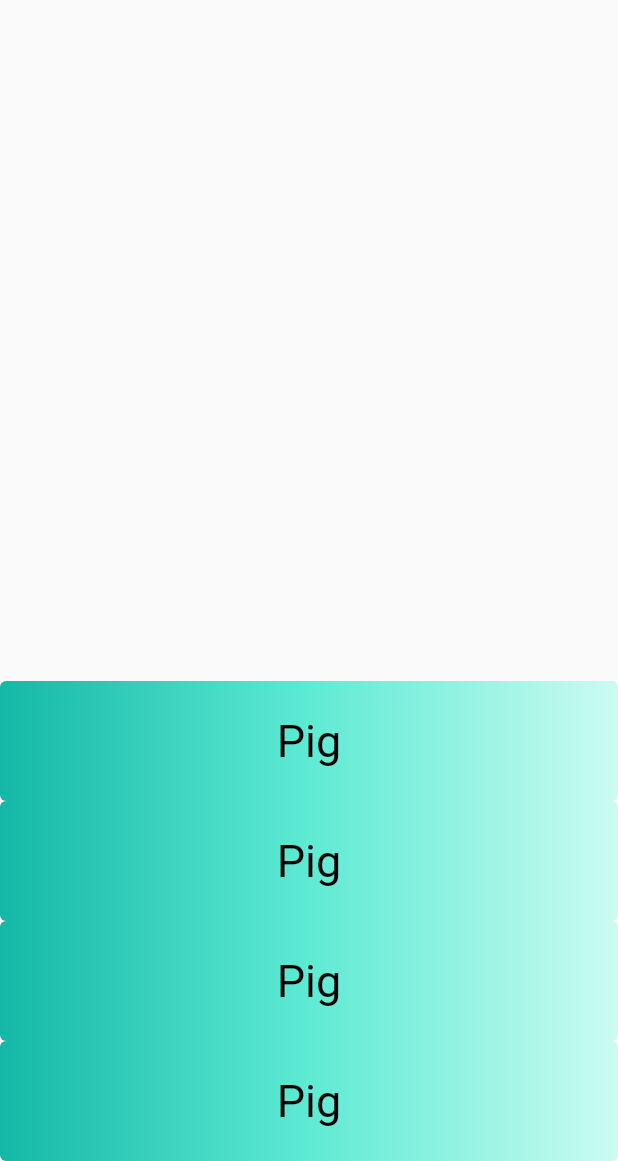
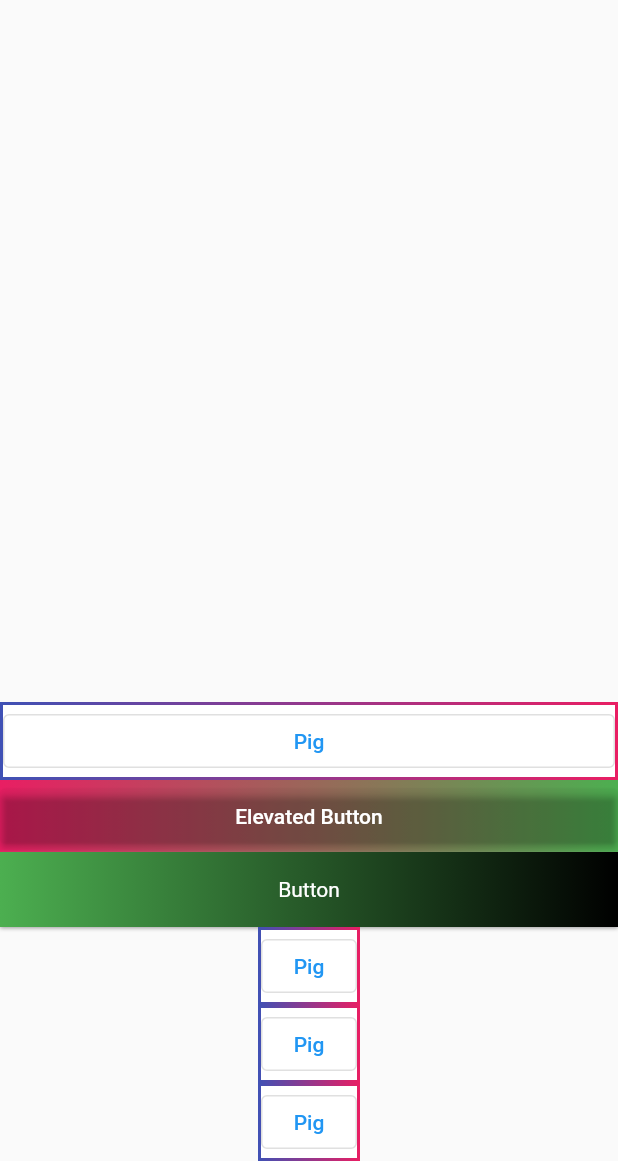
Before and after one commit to BlueKarim/_project_button, a Flutter app: the screen it shows after launch, after a tap on "Gradient", on a phone screen of 412 x 824 dp, the part 75-1236 px from its top. Run offline on Flutter 3.47's test engine with Material 2 defaults, Android fonts, the phone set to English and light mode, and no system bars.

Commit message:
buttonGradient

```diff
--- /dev/null
+++ b/lib/ButtonBuild.dart
@@ -0,0 +1,75 @@
+import 'package:flutter/material.dart';
+
+class RaisedGradientButton extends StatelessWidget {
+  final Widget child;
+  final Gradient gradient;
+  final double width;
+  final double height;
+  final Function onPressed;
+
+  const RaisedGradientButton({
+    Key? key,
+    required this.child,
+    required this.gradient,
+    this.width = double.infinity,
+    this.height = 50.0,
+    required this.onPressed,
+   }) : super(key: key);
+
+  @override
+  Widget build(BuildContext context) {
+    return new Container(
+      width: width,
+      height: 50.0,
+      decoration: BoxDecoration(gradient: gradient, boxShadow: [
+        BoxShadow(
+          color: Colors.grey.shade500,
+          offset: Offset(0.0, 1.5),
+          blurRadius: 1.5,
+        ),
+      ]),
+      child: new Material(
+        color: Colors.transparent,
+        child: InkWell(
+            onTap: onPressed(),
+            child: Center(
+              child: child,
+            )
+          ),
+        ),
+      );
+  }
+}
+
+class MyOutlinedButton extends StatelessWidget {
+  final VoidCallback onPressed;
+  final Widget child;
+  final ButtonStyle? style;
+  final Gradient? gradient;
+  final double thickness;
+
+  const MyOutlinedButton({
+    Key? key,
+    required this.onPressed,
+    required this.child,
+    this.style,
+    this.gradient,
+    this.thickness = 2,
+  }) : super(key: key);
+
+  @override
+  Widget build(BuildContext context) {
+    return new DecoratedBox(
+      decoration: new BoxDecoration(gradient: gradient),
+      child: new Container(
+        color: Colors.white,
+        margin: new EdgeInsets.all(thickness),
+        child: new OutlinedButton(
+          onPressed: onPressed,
+          style: style,
+          child: child,
+        ),
+      ),
+    );
+  }
+}
--- a/lib/RandomButton.dart
+++ b/lib/RandomButton.dart
@@ -1,4 +1,5 @@
 import 'package:flutter/material.dart';
+import 'ButtonBuild.dart';
 
 class RandomButton extends StatefulWidget {
   const RandomButton({ Key? key }) : super(key: key);
@@ -14,69 +15,72 @@ class _RandomButtonState extends State<RandomButton> {
       _RandomTextButton = "Pig";
     });
   }
-  Widget buildButton(){
-    return Expanded(
-      child: ClipRRect(
-            borderRadius: BorderRadius.circular(4),
-            child: Stack(
-              children:<Widget>[
-                Positioned.fill(
-                  child: Container(
-                    decoration: BoxDecoration(
-                      gradient: LinearGradient(
-                        colors: <Color>[
-                          Color(0xFF14B8A6),
-                          Color(0xFF5EEAD4),
-                          Color(0xFFCCFBF1),
-                        ]
+  @override
+  Widget build(BuildContext context) {
+    return new Column(
+      mainAxisAlignment: MainAxisAlignment.end,
+      children: [
+        Row(
+          children: [
+            Expanded(
+            child:
+              MyOutlinedButton(
+              onPressed: GetString,
+              gradient: LinearGradient(colors: [Colors.indigo, Colors.pink]),
+              child: Text(_RandomTextButton),
             ),
+          ),],
         ),
+        Row(
+          children: [
+            Expanded(
+              child:
+              DecoratedBox(
+                decoration: BoxDecoration(gradient: LinearGradient(colors: [Colors.pink, Colors.green])),
+                child: ElevatedButton(
+                  onPressed: () {},
+                  style: ElevatedButton.styleFrom(primary: Colors.transparent),
+                  child: Text('Elevated Button'),
                 ),
-                ),
-                Center(
-                  child: TextButton(
-                    style: TextButton.styleFrom(
-                      fixedSize: Size(40, 80),
-                      primary: Colors.black,
-                      textStyle: const TextStyle(fontSize: 30),
-                    ),
-                    onPressed: GetString,
-                    child: Text(_RandomTextButton),
               ),
             )
           ],
         ),
-          ),
-    );
-  }
-  @override
-  Widget build(BuildContext context) {
-    return new Center(
-      child: Column(
-        mainAxisAlignment: MainAxisAlignment.end,
-        children: [
         Row(
           children: [
-              buildButton(),
+            Expanded(
+              child:
+                RaisedGradientButton(
+                  child: Text(
+                    'Button',
+                    style: TextStyle(color: Colors.white),
+                  ),
+                  gradient: LinearGradient(
+                    colors: <Color>[Colors.green, Colors.black],
+                  ),
+                  onPressed: (){
+                    print('button clicked');
+                  }
+                ),
+              )
           ],
         ),
-          Row(
-            children: [
-              buildButton(),
-            ],
+        MyOutlinedButton(
+          onPressed: GetString,
+          gradient: LinearGradient(colors: [Colors.indigo, Colors.pink]),
+          child: Text(_RandomTextButton),
         ),
-          Row(
-            children: [
-              buildButton(),
-            ],
+        MyOutlinedButton(
+          onPressed: GetString,
+          gradient: LinearGradient(colors: [Colors.indigo, Colors.pink]),
+          child: Text(_RandomTextButton),
         ),
-          Row(
-            children: [
-              buildButton(),
-            ],
+        MyOutlinedButton(
+          onPressed: GetString,
+          gradient: LinearGradient(colors: [Colors.indigo, Colors.pink]),
+          child: Text(_RandomTextButton),
         ),
-        ],
-      ),
+      ]
     );
   }
 }
```
Lines whose indentation alone changed are shown as unchanged.
